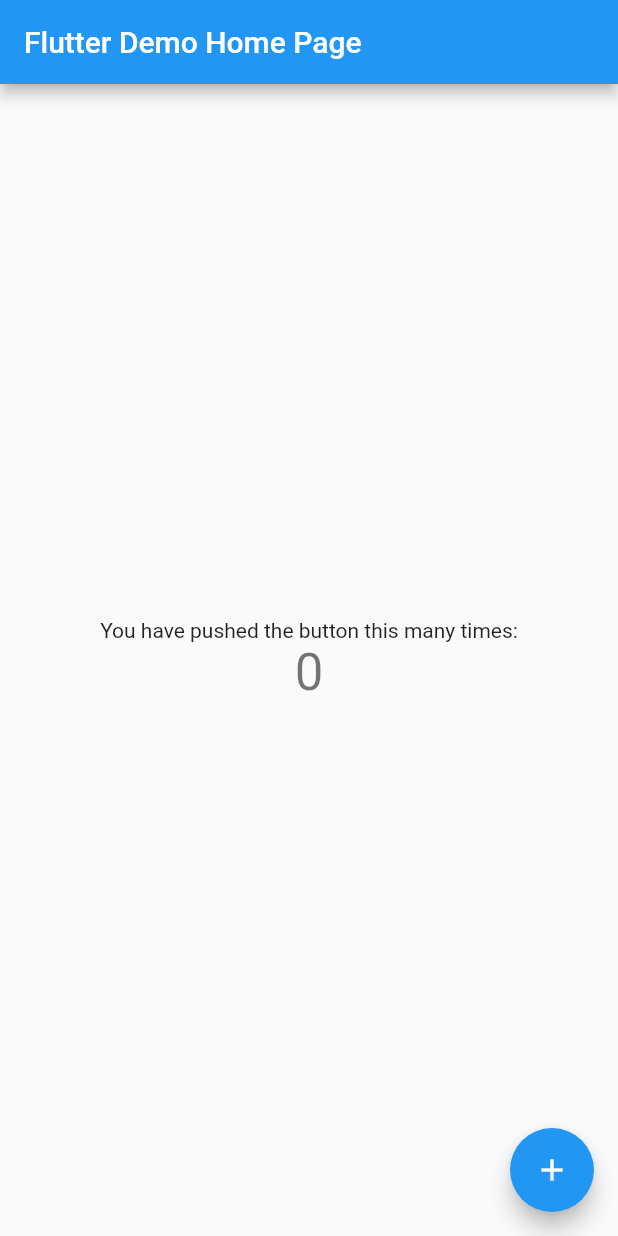
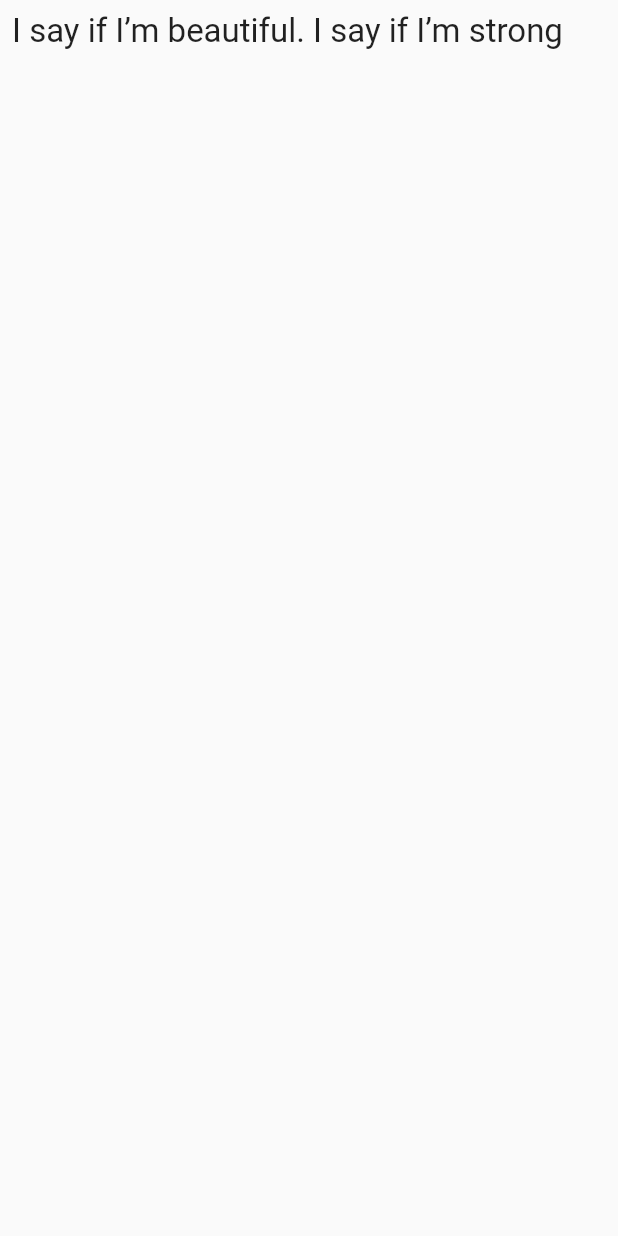
Before and after one commit to aliemranjazib-zz/women-safety-app-sos-flutter, a Flutter app: the screen it shows after launch, on a phone screen of 412 x 824 dp. Run offline on Flutter 3.47's test engine with Material 2 defaults, Android fonts, the phone set to English and light mode, and no system bars.

Commit message:
random_quotes

```diff
--- a/analysis_options.yaml
+++ b/analysis_options.yaml
@@ -7,7 +7,7 @@
 
 # The following line activates a set of recommended lints for Flutter apps,
 # packages, and plugins designed to encourage good coding practices.
-include: package:flutter_lints/flutter.yaml
+# include: package:flutter_lints/flutter.yaml
 
 linter:
   # The lint rules applied to this project can be customized in the
--- /dev/null
+++ b/lib/home_screen.dart
@@ -0,0 +1,49 @@
+import 'dart:math';
+
+import 'package:flutter/material.dart';
+import 'package:flutter/src/widgets/container.dart';
+import 'package:flutter/src/widgets/framework.dart';
+import 'package:women_safety_app/widgets/custom_appBar.dart';
+
+class HomeScreen extends StatefulWidget {
+  @override
+  State<HomeScreen> createState() => _HomeScreenState();
+}
+
+class _HomeScreenState extends State<HomeScreen> {
+  // const HomeScreen({super.key});
+  int qIndex = 0;
+
+  getRandomQuote() {
+    Random random = Random();
+    setState(() {
+      qIndex = random.nextInt(6);
+    });
+  }
+
+  @override
+  void initState() {
+    getRandomQuote();
+    super.initState();
+  }
+
+  @override
+  Widget build(BuildContext context) {
+    return Scaffold(
+      body: SafeArea(
+        child: Padding(
+          padding: const EdgeInsets.all(8.0),
+          child: Column(
+            children: [
+              CustomAppBar(
+                  quoteIndex: qIndex,
+                  onTap: () {
+                    getRandomQuote();
+                  }),
+            ],
+          ),
+        ),
+      ),
+    );
+  }
+}
--- a/lib/main.dart
+++ b/lib/main.dart
@@ -1,4 +1,5 @@
 import 'package:flutter/material.dart';
+import 'package:women_safety_app/home_screen.dart';
 
 void main() {
   runApp(const MyApp());
@@ -11,105 +12,11 @@ class MyApp extends StatelessWidget {
   @override
   Widget build(BuildContext context) {
     return MaterialApp(
-      title: 'Flutter Demo',
-      theme: ThemeData(
-        // This is the theme of your application.
-        //
-        // Try running your application with "flutter run". You'll see the
-        // application has a blue toolbar. Then, without quitting the app, try
-        // changing the primarySwatch below to Colors.green and then invoke
-        // "hot reload" (press "r" in the console where you ran "flutter run",
-        // or simply save your changes to "hot reload" in a Flutter IDE).
-        // Notice that the counter didn't reset back to zero; the application
-        // is not restarted.
-        primarySwatch: Colors.blue,
-      ),
-      home: const MyHomePage(title: 'Flutter Demo Home Page'),
-    );
+        title: 'Flutter Demo',
+        debugShowCheckedModeBanner: false,
+        theme: ThemeData(
+          primarySwatch: Colors.blue,
+        ),
+        home: HomeScreen());
   }
 }
-
-class MyHomePage extends StatefulWidget {
-  const MyHomePage({super.key, required this.title});
-
-  // This widget is the home page of your application. It is stateful, meaning
-  // that it has a State object (defined below) that contains fields that affect
-  // how it looks.
-
-  // This class is the configuration for the state. It holds the values (in this
-  // case the title) provided by the parent (in this case the App widget) and
-  // used by the build method of the State. Fields in a Widget subclass are
-  // always marked "final".
-
-  final String title;
-
-  @override
-  State<MyHomePage> createState() => _MyHomePageState();
-}
-
-class _MyHomePageState extends State<MyHomePage> {
-  int _counter = 0;
-
-  void _incrementCounter() {
-    setState(() {
-      // This call to setState tells the Flutter framework that something has
-      // changed in this State, which causes it to rerun the build method below
-      // so that the display can reflect the updated values. If we changed
-      // _counter without calling setState(), then the build method would not be
-      // called again, and so nothing would appear to happen.
-      _counter++;
-    });
-  }
-
-  @override
-  Widget build(BuildContext context) {
-    // This method is rerun every time setState is called, for instance as done
-    // by the _incrementCounter method above.
-    //
-    // The Flutter framework has been optimized to make rerunning build methods
-    // fast, so that you can just rebuild anything that needs updating rather
-    // than having to individually change instances of widgets.
-    return Scaffold(
-      appBar: AppBar(
-        // Here we take the value from the MyHomePage object that was created by
-        // the App.build method, and use it to set our appbar title.
-        title: Text(widget.title),
-      ),
-      body: Center(
-        // Center is a layout widget. It takes a single child and positions it
-        // in the middle of the parent.
-        child: Column(
-          // Column is also a layout widget. It takes a list of children and
-          // arranges them vertically. By default, it sizes itself to fit its
-          // children horizontally, and tries to be as tall as its parent.
-          //
-          // Invoke "debug painting" (press "p" in the console, choose the
-          // "Toggle Debug Paint" action from the Flutter Inspector in Android
-          // Studio, or the "Toggle Debug Paint" command in Visual Studio Code)
-          // to see the wireframe for each widget.
-          //
-          // Column has various properties to control how it sizes itself and
-          // how it positions its children. Here we use mainAxisAlignment to
-          // center the children vertically; the main axis here is the vertical
-          // axis because Columns are vertical (the cross axis would be
-          // horizontal).
-          mainAxisAlignment: MainAxisAlignment.center,
-          children: <Widget>[
-            const Text(
-              'You have pushed the button this many times:',
-            ),
-            Text(
-              '$_counter',
-              style: Theme.of(context).textTheme.headline4,
-            ),
-          ],
-        ),
-      ),
-      floatingActionButton: FloatingActionButton(
-        onPressed: _incrementCounter,
-        tooltip: 'Increment',
-        child: const Icon(Icons.add),
-      ), // This trailing comma makes auto-formatting nicer for build methods.
-    );
-  }
-}
--- /dev/null
+++ b/lib/utils/quotes.dart
@@ -0,0 +1,8 @@
+List sweetSayings = [
+  "Your presence, lights up the whole room",
+  "We admire,Your strong personality.",
+  "We’ll help you In any way we can,",
+  "You are Strong and courageous",
+  'I say if I’m beautiful. I say if I’m strong',
+  'Above all, be the heroine of your life, not the victim',
+];
--- /dev/null
+++ b/lib/widgets/custom_appBar.dart
@@ -0,0 +1,29 @@
+import 'package:flutter/cupertino.dart';
+import 'package:flutter/material.dart';
+import 'package:flutter/src/widgets/container.dart';
+import 'package:flutter/src/widgets/framework.dart';
+import 'package:women_safety_app/utils/quotes.dart';
+
+class CustomAppBar extends StatelessWidget {
+  // const CustomAppBar({super.key});
+  Function? onTap;
+  int? quoteIndex;
+  CustomAppBar({this.onTap, this.quoteIndex});
+
+  @override
+  Widget build(BuildContext context) {
+    return GestureDetector(
+      onTap: () {
+        onTap!();
+      },
+      child: Container(
+        child: Text(
+          sweetSayings[quoteIndex!],
+          style: TextStyle(
+            fontSize: 22,
+          ),
+        ),
+      ),
+    );
+  }
+}
```
